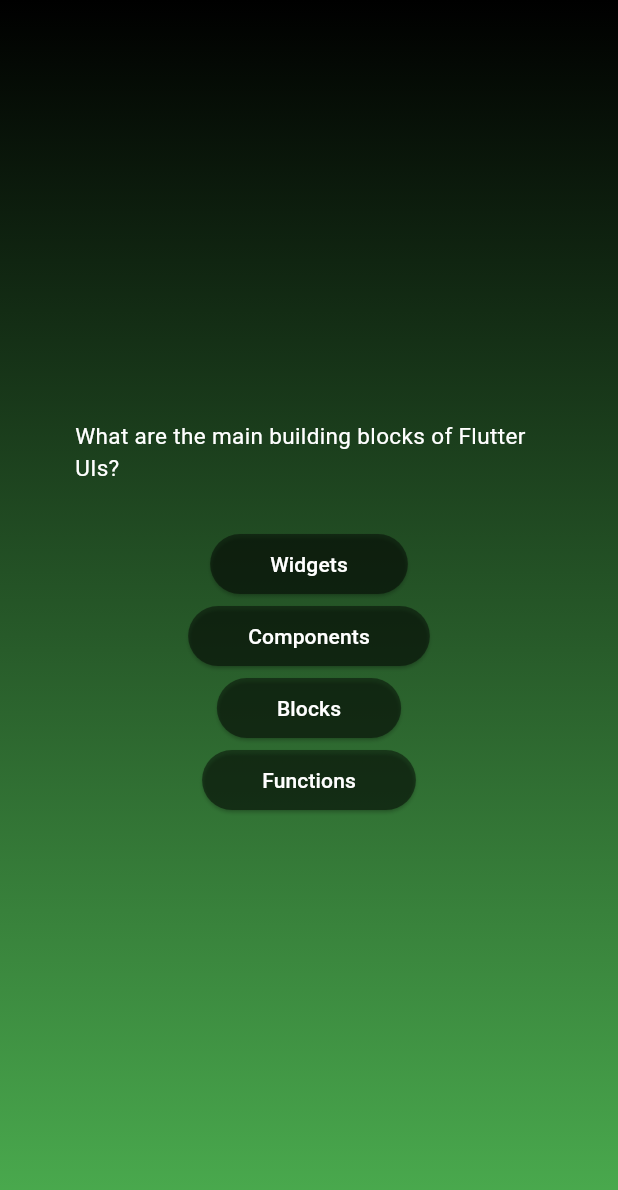
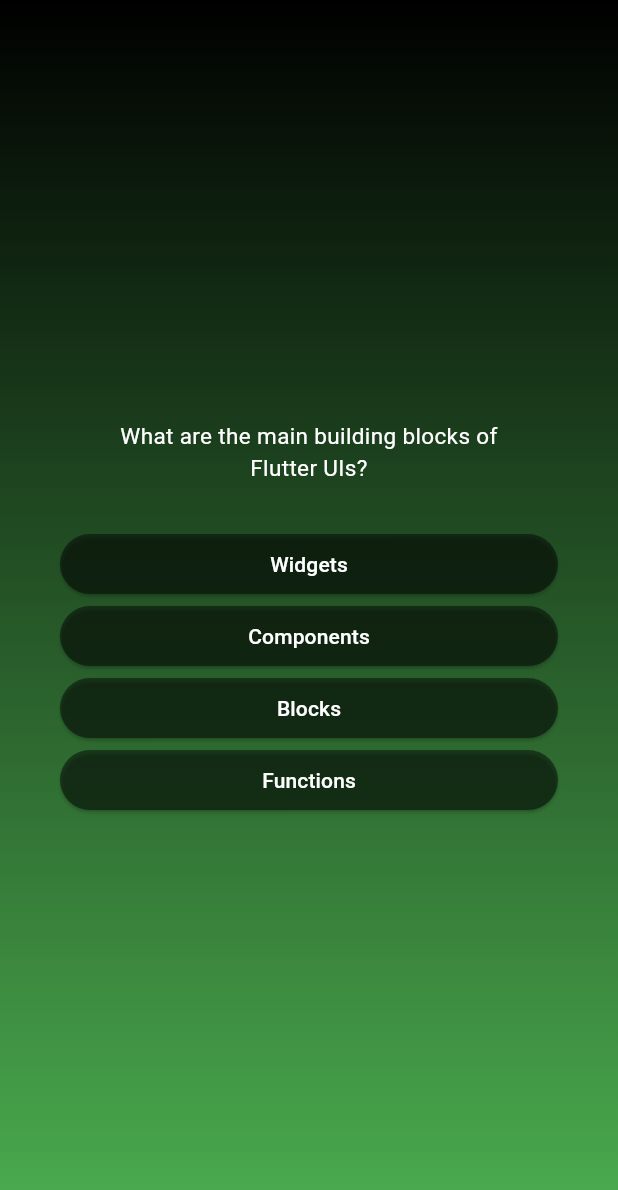
Before and after one commit to cheesyGarlicBread15/adv_basics, a Flutter app: the screen it shows after launch, after a tap on "Start Quiz", on a phone screen of 412 x 824 dp. Shown: the top 1190 px of the screen. Run offline on Flutter 3.47's test engine with Material 3 defaults, Android fonts, the phone set to English and light mode, and no system bars.

Commit message:
(71) optimized design by centering widgets

```diff
--- a/lib/questions_screen.dart
+++ b/lib/questions_screen.dart
@@ -21,17 +21,21 @@ class _QuestionsScreenState extends State<QuestionsScreen> {
   Widget build(BuildContext context) {
     return SizedBox(
       width: double.infinity,
+      child: Container(
+        margin: const EdgeInsets.all(40),
         child: Column(
           mainAxisAlignment: MainAxisAlignment.center,
+          crossAxisAlignment: CrossAxisAlignment.stretch,
           children: [
             Padding(
-            padding: const EdgeInsets.symmetric(horizontal: 50),
+              padding: const EdgeInsets.symmetric(horizontal: 30),
               child: Text(
                 currentQuestion.question,
                 style: const TextStyle(
                   color: Colors.white,
                   fontSize: 15,
                 ),
+                textAlign: TextAlign.center,
               ),
             ),
             const SizedBox(
@@ -48,6 +52,7 @@ class _QuestionsScreenState extends State<QuestionsScreen> {
             }),
           ],
         ),
+      ),
     );
   }
 }
```
Lines whose indentation alone changed are shown as unchanged.
